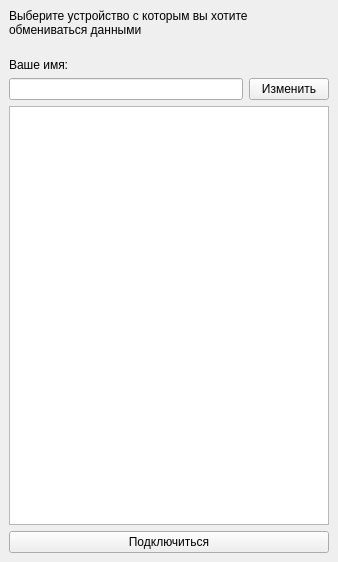
Qt form res/mainwindow.ui (TheJustRusik/send-it) before a commit.
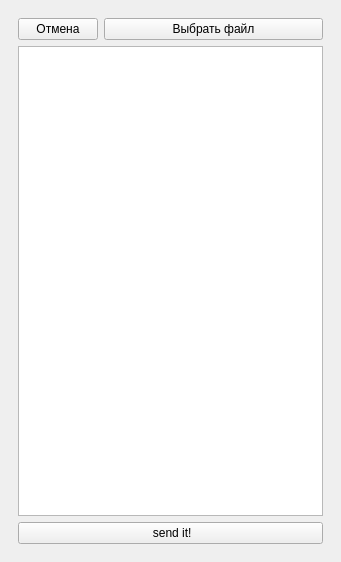
The same form after that commit.

```diff
--- a/res/mainwindow.ui
+++ b/res/mainwindow.ui
@@ -6,7 +6,7 @@
    <rect>
     <x>0</x>
     <y>0</y>
-    <width>338</width>
+    <width>341</width>
     <height>562</height>
    </rect>
   </property>
@@ -14,49 +14,26 @@
    <string>MainWindow</string>
   </property>
   <widget class="QWidget" name="centralwidget">
+   <layout class="QGridLayout" name="gridLayout_2">
+    <item row="0" column="0">
+     <widget class="QStackedWidget" name="pages">
+      <property name="sizePolicy">
+       <sizepolicy hsizetype="Expanding" vsizetype="Expanding">
+        <horstretch>0</horstretch>
+        <verstretch>0</verstretch>
+       </sizepolicy>
+      </property>
+      <property name="currentIndex">
+       <number>1</number>
+      </property>
+      <widget class="QWidget" name="broadcastPage">
+       <layout class="QVBoxLayout" name="verticalLayout">
+        <item>
    <layout class="QGridLayout" name="gridLayout">
-    <item row="0" column="0">
-     <layout class="QVBoxLayout" name="total">
-      <item>
-       <widget class="QLabel" name="welcomeText">
-        <property name="text">
-         <string>Выберите устройство с которым вы хотите обмениваться данными</string>
-        </property>
-        <property name="textFormat">
-         <enum>Qt::AutoText</enum>
-        </property>
-        <property name="scaledContents">
-         <bool>false</bool>
-        </property>
-        <property name="wordWrap">
-         <bool>true</bool>
-        </property>
-       </widget>
-      </item>
-      <item>
-       <spacer name="verticalSpacer">
-        <property name="orientation">
-         <enum>Qt::Vertical</enum>
-        </property>
-        <property name="sizeType">
-         <enum>QSizePolicy::Fixed</enum>
-        </property>
-        <property name="sizeHint" stdset="0">
-         <size>
-          <width>20</width>
-          <height>15</height>
-         </size>
-        </property>
-       </spacer>
-      </item>
-      <item>
-       <widget class="QLabel" name="label">
-        <property name="text">
-         <string>Ваше имя:</string>
-        </property>
-       </widget>
-      </item>
-      <item>
+          <item row="3" column="0">
+           <widget class="QListWidget" name="listWidget"/>
+          </item>
+          <item row="2" column="0">
        <layout class="QHBoxLayout" name="horizontalLayout">
         <item>
          <widget class="QLineEdit" name="lineEdit">
@@ -83,17 +60,89 @@
         </item>
        </layout>
       </item>
-      <item>
-       <widget class="QListWidget" name="listWidget"/>
-      </item>
-      <item>
+          <item row="0" column="0">
+           <widget class="QLabel" name="welcomeText">
+            <property name="text">
+             <string>Выберите устройство с которым вы хотите обмениваться данными</string>
+            </property>
+            <property name="textFormat">
+             <enum>Qt::AutoText</enum>
+            </property>
+            <property name="scaledContents">
+             <bool>false</bool>
+            </property>
+            <property name="wordWrap">
+             <bool>true</bool>
+            </property>
+           </widget>
+          </item>
+          <item row="4" column="0">
        <widget class="QPushButton" name="connectButton">
         <property name="text">
          <string>Подключиться</string>
         </property>
        </widget>
       </item>
-     </layout>
+          <item row="1" column="0">
+           <widget class="QLabel" name="label">
+            <property name="text">
+             <string>Ваше имя:</string>
+            </property>
+           </widget>
+          </item>
+         </layout>
+        </item>
+       </layout>
+      </widget>
+      <widget class="QWidget" name="filePage">
+       <layout class="QGridLayout" name="gridLayout_4">
+        <item row="0" column="0">
+         <layout class="QGridLayout" name="gridLayout_3">
+          <item row="2" column="0">
+           <widget class="QPushButton" name="pushButton_2">
+            <property name="text">
+             <string> send it!</string>
+            </property>
+           </widget>
+          </item>
+          <item row="0" column="0">
+           <layout class="QHBoxLayout" name="horizontalLayout_3">
+            <item>
+             <widget class="QPushButton" name="pushButton_4">
+              <property name="sizePolicy">
+               <sizepolicy hsizetype="Minimum" vsizetype="Fixed">
+                <horstretch>0</horstretch>
+                <verstretch>0</verstretch>
+               </sizepolicy>
+              </property>
+              <property name="text">
+               <string>Отмена</string>
+              </property>
+             </widget>
+            </item>
+            <item>
+             <widget class="QPushButton" name="pushButton_3">
+              <property name="sizePolicy">
+               <sizepolicy hsizetype="Expanding" vsizetype="Fixed">
+                <horstretch>0</horstretch>
+                <verstretch>0</verstretch>
+               </sizepolicy>
+              </property>
+              <property name="text">
+               <string>Выбрать файл</string>
+              </property>
+             </widget>
+            </item>
+           </layout>
+          </item>
+          <item row="1" column="0">
+           <widget class="QListWidget" name="listWidget_2"/>
+          </item>
+         </layout>
+        </item>
+       </layout>
+      </widget>
+     </widget>
     </item>
    </layout>
   </widget>
```
Left out of the diff: 25 changed lines with no effect on the pictures. Lines whose indentation alone changed are shown as unchanged.
